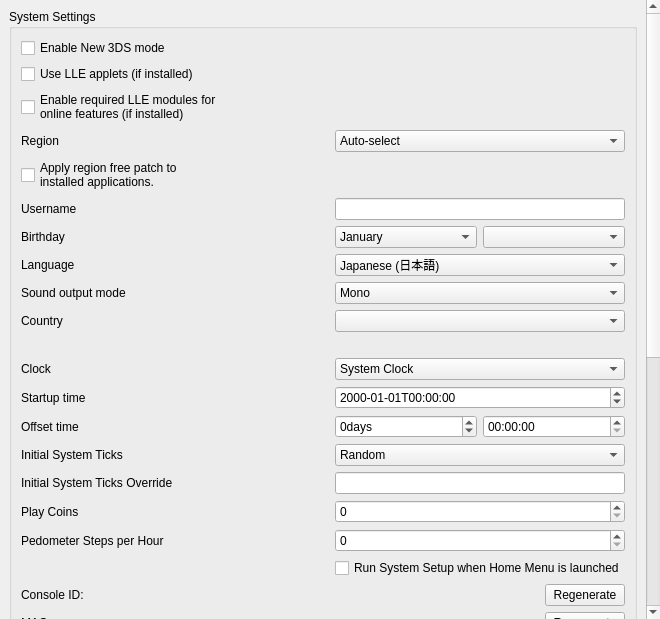
The window that src/citra_qt/configuration/configure_system.ui (azahar-emu/azahar) describes before a commit, drawn with Qt 5.
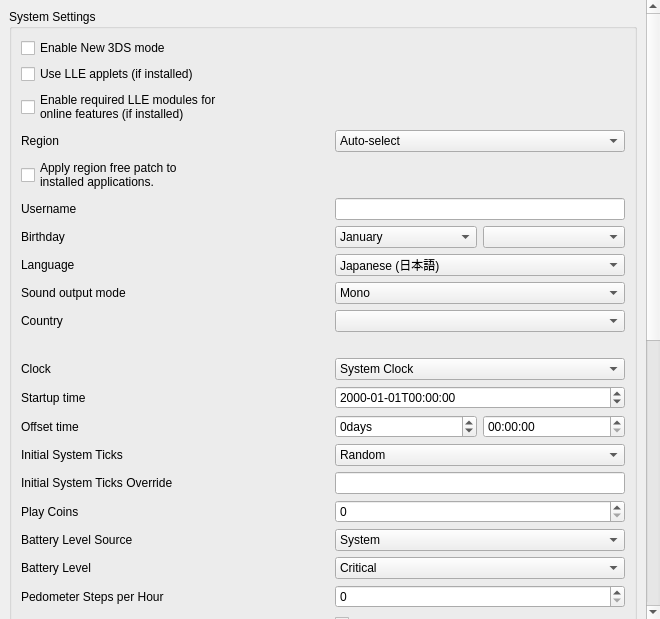
The same window after the commit.

Commit message:
config: Add battery-level-source and battery-level configs
Allow either a fixed battery level or source the battery-level from the user's system.

The edit to the form file:
```diff
--- a/src/citra_qt/configuration/configure_system.ui
+++ b/src/citra_qt/configuration/configure_system.ui
@@ -485,6 +485,69 @@
              </widget>
             </item>
             <item row="17" column="0">
+              <widget class="QLabel" name="label_battery_level_source">
+                <property name="toolTip">
+                 <string>&lt;html&gt;&lt;head/&gt;&lt;body&gt;&lt;p&gt;How the system's battery level is determined.&lt;/p&gt;&lt;/body&gt;&lt;/html&gt;</string>
+                </property>
+                <property name="text">
+                  <string>Battery Level Source</string>
+                </property>
+              </widget>
+            </item>
+            <item row="17" column="1">
+             <widget class="QComboBox" name="combo_battery_level_source">
+              <item>
+               <property name="text">
+                <string>System</string>
+               </property>
+              </item>
+              <item>
+               <property name="text">
+                <string>Fixed</string>
+               </property>
+              </item>
+             </widget>
+            </item>
+            <item row="18" column="0">
+              <widget class="QLabel" name="label_battery_level">
+                <property name="toolTip">
+                 <string>&lt;html&gt;&lt;head/&gt;&lt;body&gt;&lt;p&gt;Battery level used by the system. Range from 0 to 5.&lt;/p&gt;&lt;/body&gt;&lt;/html&gt;</string>
+                </property>
+                <property name="text">
+                  <string>Battery Level</string>
+                </property>
+              </widget>
+            </item>
+            <item row="18" column="1">
+              <widget class="QComboBox" name="battery_level">
+                <item>
+                  <property name="text">
+                    <string>Critical</string>
+                  </property>
+                </item>
+                <item>
+                  <property name="text">
+                    <string>25%</string>
+                  </property>
+                </item>
+                <item>
+                  <property name="text">
+                    <string>50%</string>
+                  </property>
+                </item>
+                <item>
+                  <property name="text">
+                    <string>75%</string>
+                  </property>
+                </item>
+                <item>
+                  <property name="text">
+                    <string>100%</string>
+                  </property>
+                </item>
+              </widget>
+            </item>
+            <item row="19" column="0">
               <widget class="QLabel" name="label_steps_per_hour">
                 <property name="toolTip">
                  <string>&lt;html&gt;&lt;head/&gt;&lt;body&gt;&lt;p&gt;Number of steps per hour reported by the pedometer. Range from 0 to 65,535.&lt;/p&gt;&lt;/body&gt;&lt;/html&gt;</string>
@@ -494,28 +557,28 @@
                 </property>
               </widget>
             </item>
-            <item row="17" column="1">
+            <item row="19" column="1">
               <widget class="QSpinBox" name="spinBox_steps_per_hour">
                 <property name="maximum">
                   <number>9999</number>
                 </property>
               </widget>
             </item>
-            <item row="18" column="1">
+            <item row="20" column="1">
              <widget class="QCheckBox" name="toggle_system_setup">
               <property name="text">
                <string>Run System Setup when Home Menu is launched</string>
               </property>
              </widget>
             </item>
-            <item row="19" column="0">
+            <item row="21" column="0">
              <widget class="QLabel" name="label_console_id">
               <property name="text">
                <string>Console ID:</string>
               </property>
              </widget>
             </item>
-            <item row="19" column="1">
+            <item row="21" column="1">
              <widget class="QPushButton" name="button_regenerate_console_id">
               <property name="sizePolicy">
                <sizepolicy hsizetype="Fixed" vsizetype="Fixed">
@@ -531,14 +594,14 @@
               </property>
              </widget>
             </item>
-            <item row="20" column="0">
+            <item row="22" column="0">
               <widget class="QLabel" name="label_mac">
                 <property name="text">
                   <string>MAC:</string>
                 </property>
               </widget>
             </item>
-            <item row="20" column="1">
+            <item row="22" column="1">
               <widget class="QPushButton" name="button_regenerate_mac">
                 <property name="sizePolicy">
                   <sizepolicy hsizetype="Fixed" vsizetype="Fixed">
@@ -554,21 +617,21 @@
                 </property>
               </widget>
             </item>
-            <item row="21" column="0">
+            <item row="23" column="0">
              <widget class="QLabel" name="label_plugin_loader">
               <property name="text">
                <string>3GX Plugin Loader</string>
               </property>
              </widget>
             </item>
-            <item row="21" column="1">
+            <item row="23" column="1">
              <widget class="QCheckBox" name="plugin_loader">
               <property name="text">
                <string>Enable 3GX plugin loader</string>
               </property>
              </widget>
             </item>
-            <item row="22" column="1">
+            <item row="24" column="1">
              <widget class="QCheckBox" name="allow_plugin_loader">
               <property name="text">
                <string>Allow applications to change plugin loader state</string>
```
Left out of the diff: 2 changed lines with no effect on the pictures. The commit also changes 7 other files.
